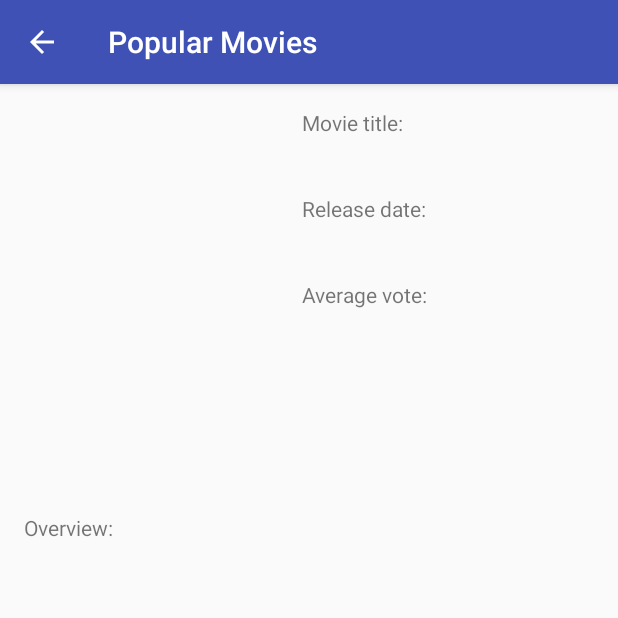
After one commit to IrmantasCivilis/PopularMovies, an Android app: the DetailActivity screen opened directly, with no data from a screen before it, on a phone screen of 412 x 824 dp, the top half of it. The commit adds this screen. Run offline under Robolectric (Android 15) with nearby library versions, the phone set to English and light mode, and no system bars; our stand-ins replace Picasso; pictures from the network do not load.

Commit message:
Add detail activity, pass data via intent

```diff
--- /dev/null
+++ b/app/src/main/java/com/example/android/popularmovies/DetailActivity.java
@@ -0,0 +1,62 @@
+package com.example.android.popularmovies;
+
+import android.content.Intent;
+import android.os.Bundle;
+import android.support.annotation.Nullable;
+import android.support.v7.app.AppCompatActivity;
+import android.widget.ImageView;
+import android.widget.TextView;
+
+import com.squareup.picasso.Picasso;
+
+public class DetailActivity extends AppCompatActivity{
+
+    private ImageView mMoviePoster;
+    private TextView mTitleLabel, mTitle, mReleaseDateLabel, mReleaseDate, mVoteAverageLabel,
+    mVoteAverage, mOverviewLabel, mOverview;
+
+    private String imageSize = "w185/";
+    private static final String BASE_IMAGE_URL = "https://image.tmdb.org/t/p/";
+
+    @Override
+    protected void onCreate(@Nullable Bundle savedInstanceState) {
+        super.onCreate(savedInstanceState);
+        setContentView(R.layout.activity_detail);
+
+
+        mMoviePoster = findViewById(R.id.poster_iv);
+        mTitleLabel = findViewById(R.id.title_label_tv);
+        mTitle = findViewById(R.id.title_tv);
+        mReleaseDateLabel = findViewById(R.id.release_date_label_tv);
+        mReleaseDate = findViewById(R.id.release_date_tv);
+        mVoteAverageLabel = findViewById(R.id.average_vote_label_tv);
+        mVoteAverage = findViewById(R.id.average_vote_tv);
+        mOverviewLabel = findViewById(R.id.overview_label_tv);
+        mOverview = findViewById(R.id.overview_tv);
+
+        Intent intentThatStartedThisActivity = getIntent();
+
+        Bundle movie = intentThatStartedThisActivity.getBundleExtra("Clicked movie");
+
+        if (intentThatStartedThisActivity.hasExtra("Clicked movie")){
+
+            String posterPath = movie.getString("Poster");
+
+            Picasso.with(this)
+                    .load(BASE_IMAGE_URL + imageSize + posterPath)
+                    .into(mMoviePoster);
+
+            String movieTitle = movie.getString("Title");
+            mTitle.setText(movieTitle);
+
+            String releaseDate = movie.getString("Date");
+            mReleaseDate.setText(releaseDate);
+
+            String voteAverage = movie.getString("Vote Average");
+            mVoteAverage.setText(voteAverage);
+
+            String overview = movie.getString("Overview");
+            mOverview.setText(overview);
+        }
+    }
+}
--- /dev/null
+++ b/app/src/main/res/layout/activity_detail.xml
@@ -0,0 +1,126 @@
+<?xml version="1.0" encoding="utf-8"?>
+<ScrollView
+    xmlns:android="http://schemas.android.com/apk/res/android"
+    xmlns:app="http://schemas.android.com/apk/res-auto"
+    xmlns:tools="http://schemas.android.com/tools"
+    android:layout_width="match_parent"
+    android:layout_height="match_parent"
+    android:orientation="vertical">
+
+    <android.support.constraint.ConstraintLayout
+        xmlns:android="http://schemas.android.com/apk/res/android"
+        android:layout_width="match_parent"
+        android:layout_height="wrap_content">
+
+        <ImageView
+            android:id="@+id/poster_iv"
+            android:layout_width="185dp"
+            android:layout_height="270dp"
+            android:adjustViewBounds="true"
+            android:cropToPadding="false"
+            android:scaleType="fitXY"
+            app:layout_constraintLeft_toLeftOf="parent"
+            app:layout_constraintTop_toTopOf="parent"/>
+
+        <TextView
+            android:id="@+id/title_label_tv"
+            android:layout_width="wrap_content"
+            android:layout_height="wrap_content"
+            android:layout_marginLeft="16dp"
+            android:layout_marginStart="16dp"
+            android:layout_marginTop="16dp"
+            android:text="Movie title:"
+            app:layout_constraintLeft_toRightOf="@id/poster_iv"
+            app:layout_constraintTop_toTopOf="parent"
+            />
+
+        <TextView
+            android:id="@+id/title_tv"
+            android:layout_width="wrap_content"
+            android:layout_height="wrap_content"
+            android:layout_marginLeft="16dp"
+            android:layout_marginStart="16dp"
+            android:layout_marginRight="16dp"
+            android:layout_marginEnd="16dp"
+            android:fontFamily="sans-serif"
+            android:textSize="16sp"
+            app:layout_constraintLeft_toRightOf="@id/poster_iv"
+            app:layout_constraintTop_toBottomOf="@id/title_label_tv"
+            tools:text="movie title"
+            />
+
+        <TextView
+            android:id="@+id/release_date_label_tv"
+            android:layout_width="wrap_content"
+            android:layout_height="wrap_content"
+            android:layout_marginLeft="16dp"
+            android:layout_marginStart="16dp"
+            android:layout_marginTop="16dp"
+            android:text="Release date:"
+            app:layout_constraintLeft_toRightOf="@id/poster_iv"
+            app:layout_constraintTop_toBottomOf="@id/title_tv"
+            />
+
+        <TextView
+            android:id="@+id/release_date_tv"
+            android:layout_width="wrap_content"
+            android:layout_height="wrap_content"
+            android:layout_marginLeft="16dp"
+            android:layout_marginStart="16dp"
+            android:textSize="16sp"
+            android:fontFamily="sans-serif"
+            app:layout_constraintLeft_toRightOf="@id/poster_iv"
+            app:layout_constraintTop_toBottomOf="@id/release_date_label_tv"
+            tools:text="2018-04-20"/>
+
+        <TextView
+            android:id="@+id/average_vote_label_tv"
+            android:layout_width="wrap_content"
+            android:layout_height="wrap_content"
+            android:layout_marginLeft="16dp"
+            android:layout_marginStart="16dp"
+            android:layout_marginTop="16dp"
+            android:text="Average vote:"
+            app:layout_constraintLeft_toRightOf="@id/poster_iv"
+            app:layout_constraintTop_toBottomOf="@id/release_date_tv"/>
+
+        <TextView
+            android:id="@+id/average_vote_tv"
+            android:layout_width="wrap_content"
+            android:layout_height="wrap_content"
+            android:layout_marginLeft="16dp"
+            android:layout_marginStart="16dp"
+            android:textSize="16sp"
+            android:fontFamily="sans-serif"
+            app:layout_constraintLeft_toRightOf="@id/poster_iv"
+            app:layout_constraintTop_toBottomOf="@id/average_vote_label_tv"
+            tools:text="6.5"/>
+
+        <TextView
+            android:id="@+id/overview_label_tv"
+            android:layout_width="wrap_content"
+            android:layout_height="wrap_content"
+            android:layout_marginLeft="16dp"
+            android:layout_marginStart="16dp"
+            android:layout_marginTop="16dp"
+            android:text="Overview:"
+            app:layout_constraintLeft_toLeftOf="parent"
+            app:layout_constraintTop_toBottomOf="@id/poster_iv"/>
+
+        <TextView
+            android:id="@+id/overview_tv"
+            android:layout_width="match_parent"
+            android:layout_height="wrap_content"
+            android:layout_marginEnd="16dp"
+            android:layout_marginLeft="16dp"
+            android:layout_marginRight="16dp"
+            android:layout_marginStart="16dp"
+            android:layout_marginBottom="16dp"
+            android:textSize="16sp"
+            android:fontFamily="sans-serif"
+            app:layout_constraintLeft_toLeftOf="parent"
+            app:layout_constraintTop_toBottomOf="@id/overview_label_tv"
+            tools:text="overview"/>
+
+    </android.support.constraint.ConstraintLayout>
+</ScrollView>
--- a/app/src/main/res/layout/recyclerview_item.xml
+++ b/app/src/main/res/layout/recyclerview_item.xml
@@ -8,8 +8,6 @@
         android:layout_width="match_parent"
         android:layout_height="match_parent"
         android:id="@+id/poster_image_view"
-        android:clickable="true"
-        android:focusable="true"
         android:scaleType="fitXY"
         android:contentDescription="@string/content_description"/>
 
```
Also changed, not shown: app/src/main/AndroidManifest.xml (+8 -0 lines), app/src/main/java/com/example/android/popularmovies/MainActivity.java (+38 -16 lines), app/src/main/java/com/example/android/popularmovies/MovieAdapter.java (+20 -3 lines).
